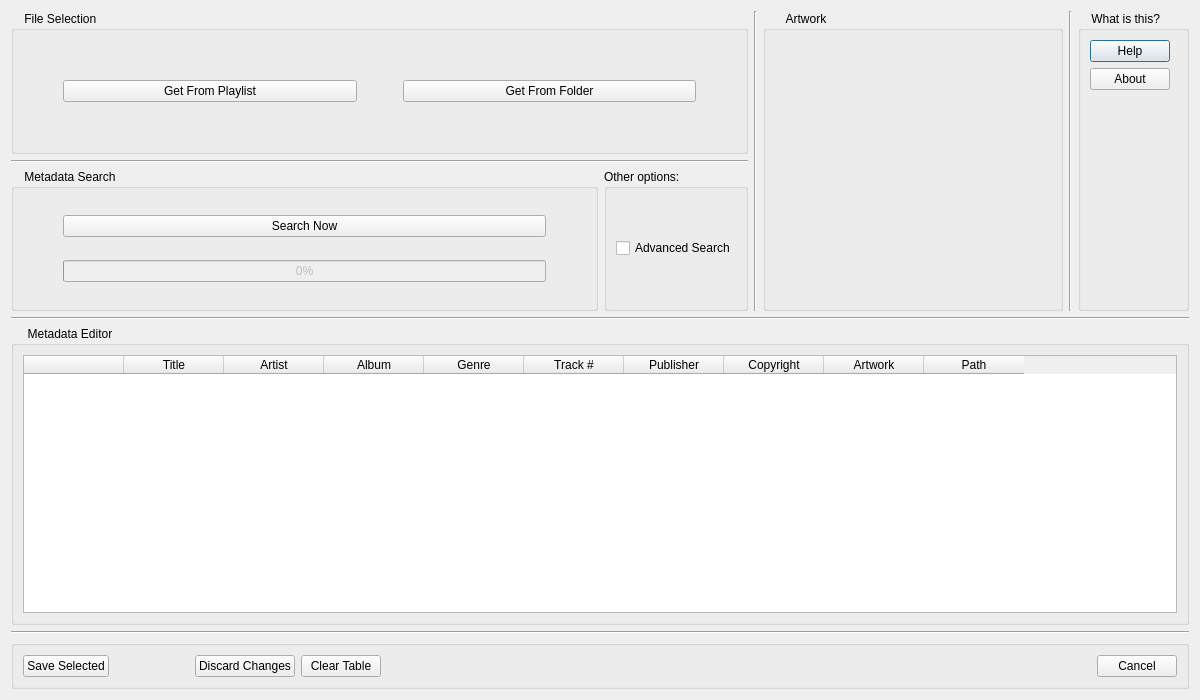
The window that modules/gui/qt/ui/extmetamanager.ui (ASantosVal/vlc) describes before a commit, drawn with Qt 5.
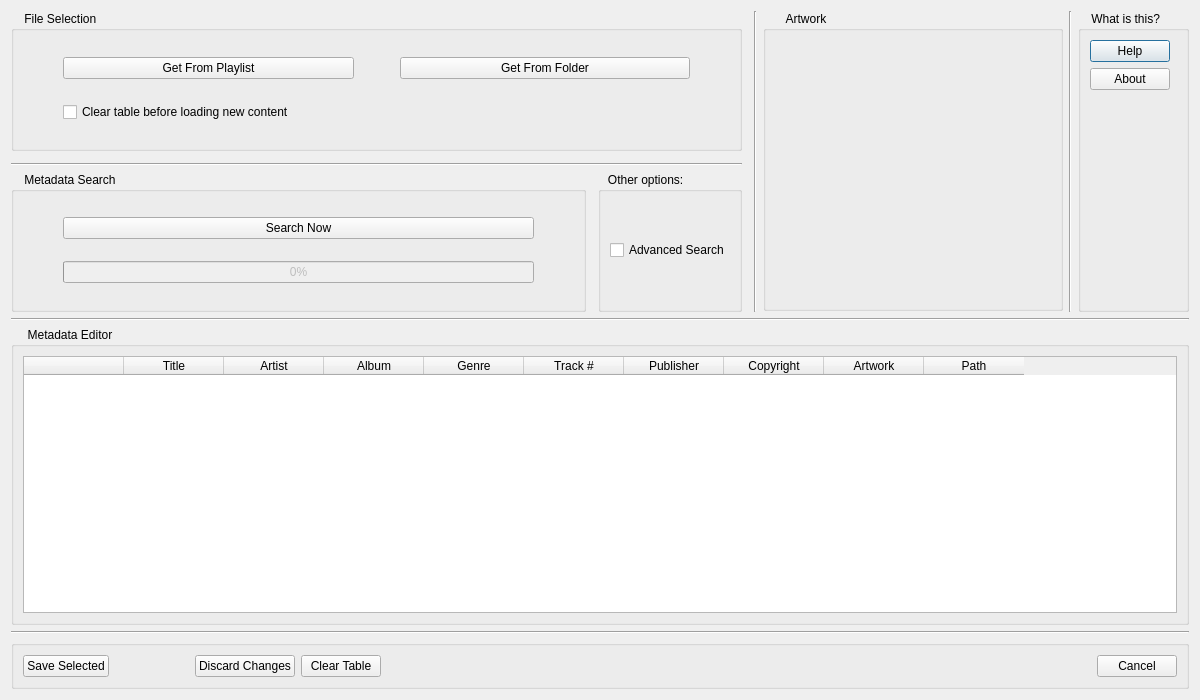
The same window after the commit.

Commit message: appending option added (with bugs)

```diff
--- a/modules/gui/qt/ui/extmetamanager.ui
+++ b/modules/gui/qt/ui/extmetamanager.ui
@@ -20,7 +20,7 @@
    <string>Dialog</string>
   </property>
   <layout class="QGridLayout" name="gridLayout">
-   <item row="4" column="0" colspan="6">
+   <item row="5" column="1" colspan="8">
     <widget class="QGroupBox" name="GroupBox_MetadataEditor">
      <property name="title">
       <string>     Metadata Editor</string>
@@ -83,14 +83,14 @@
      </layout>
     </widget>
    </item>
-   <item row="3" column="0" colspan="6">
+   <item row="4" column="1" colspan="8">
     <widget class="Line" name="line">
      <property name="orientation">
       <enum>Qt::Horizontal</enum>
      </property>
     </widget>
    </item>
-   <item row="0" column="5" rowspan="3">
+   <item row="0" column="8" rowspan="4">
     <widget class="QGroupBox" name="GroupBox_WhatIsThis">
      <property name="sizePolicy">
       <sizepolicy hsizetype="Fixed" vsizetype="Minimum">
@@ -144,14 +144,14 @@
      </layout>
     </widget>
    </item>
-   <item row="0" column="4" rowspan="3">
+   <item row="0" column="7" rowspan="4">
     <widget class="Line" name="line_5">
      <property name="orientation">
       <enum>Qt::Vertical</enum>
      </property>
     </widget>
    </item>
-   <item row="0" column="3" rowspan="3">
+   <item row="0" column="6" rowspan="4">
     <widget class="QGroupBox" name="GroupBox_Artwork">
      <property name="sizePolicy">
       <sizepolicy hsizetype="Fixed" vsizetype="Fixed">
@@ -175,8 +175,20 @@
      </layout>
     </widget>
    </item>
-   <item row="2" column="0">
+   <item row="3" column="1">
     <widget class="QGroupBox" name="GroupBox_OnlineSearch">
+     <property name="minimumSize">
+      <size>
+       <width>0</width>
+       <height>140</height>
+      </size>
+     </property>
+     <property name="maximumSize">
+      <size>
+       <width>16777215</width>
+       <height>140</height>
+      </size>
+     </property>
      <property name="title">
       <string>    Metadata Search</string>
      </property>
@@ -239,7 +251,7 @@
      </layout>
     </widget>
    </item>
-   <item row="6" column="0" colspan="6">
+   <item row="7" column="1" colspan="8">
     <widget class="QGroupBox" name="GroupBox_SetButtons">
      <property name="title">
       <string/>
@@ -305,7 +317,7 @@
      </layout>
     </widget>
    </item>
-   <item row="5" column="0" colspan="6">
+   <item row="6" column="1" colspan="8">
     <widget class="Line" name="line_4">
      <property name="sizePolicy">
       <sizepolicy hsizetype="Preferred" vsizetype="Fixed">
@@ -318,14 +330,14 @@
      </property>
     </widget>
    </item>
-   <item row="0" column="2" rowspan="3">
+   <item row="0" column="5" rowspan="4">
     <widget class="Line" name="line_3">
      <property name="orientation">
       <enum>Qt::Vertical</enum>
      </property>
     </widget>
    </item>
-   <item row="2" column="1">
+   <item row="3" column="3">
     <widget class="QGroupBox" name="GroupBox_SearchMethods">
      <property name="sizePolicy">
       <sizepolicy hsizetype="Minimum" vsizetype="Minimum">
@@ -334,7 +346,7 @@
       </sizepolicy>
      </property>
      <property name="title">
-      <string>Other options:</string>
+      <string>   Other options:</string>
      </property>
      <layout class="QVBoxLayout" name="verticalLayout">
       <item>
@@ -353,20 +365,32 @@
      </layout>
     </widget>
    </item>
-   <item row="1" column="0" colspan="2">
+   <item row="2" column="1" colspan="3">
     <widget class="Line" name="line_2">
      <property name="orientation">
       <enum>Qt::Horizontal</enum>
      </property>
     </widget>
    </item>
-   <item row="0" column="0" colspan="2">
+   <item row="0" column="1" colspan="3">
     <widget class="QGroupBox" name="GroupBox_FileSelection">
+     <property name="minimumSize">
+      <size>
+       <width>0</width>
+       <height>140</height>
+      </size>
+     </property>
+     <property name="maximumSize">
+      <size>
+       <width>16777215</width>
+       <height>140</height>
+      </size>
+     </property>
      <property name="title">
       <string>    File Selection</string>
      </property>
-     <layout class="QHBoxLayout" name="horizontalLayout">
-      <item>
+     <layout class="QGridLayout" name="gridLayout_6">
+      <item row="0" column="2">
        <spacer name="horizontalSpacer_4">
         <property name="orientation">
          <enum>Qt::Horizontal</enum>
@@ -379,7 +403,20 @@
         </property>
        </spacer>
       </item>
-      <item>
+      <item row="0" column="0">
+       <spacer name="horizontalSpacer_3">
+        <property name="orientation">
+         <enum>Qt::Horizontal</enum>
+        </property>
+        <property name="sizeHint" stdset="0">
+         <size>
+          <width>40</width>
+          <height>20</height>
+         </size>
+        </property>
+       </spacer>
+      </item>
+      <item row="0" column="1">
        <widget class="QPushButton" name="pushButton_getFromPlaylist">
         <property name="sizePolicy">
          <sizepolicy hsizetype="Preferred" vsizetype="Fixed">
@@ -392,8 +429,8 @@
         </property>
        </widget>
       </item>
-      <item>
-       <spacer name="horizontalSpacer_3">
+      <item row="0" column="4">
+       <spacer name="horizontalSpacer_5">
         <property name="orientation">
          <enum>Qt::Horizontal</enum>
         </property>
@@ -405,7 +442,7 @@
         </property>
        </spacer>
       </item>
-      <item>
+      <item row="0" column="3">
        <widget class="QPushButton" name="pushButton_getFromFolder">
         <property name="sizePolicy">
          <sizepolicy hsizetype="Minimum" vsizetype="Fixed">
@@ -418,18 +455,12 @@
         </property>
        </widget>
       </item>
-      <item>
-       <spacer name="horizontalSpacer_5">
-        <property name="orientation">
-         <enum>Qt::Horizontal</enum>
+      <item row="1" column="1">
+       <widget class="QCheckBox" name="checkBox_cleaTable">
+        <property name="text">
+         <string>Clear table before loading new content</string>
         </property>
-        <property name="sizeHint" stdset="0">
-         <size>
-          <width>40</width>
-          <height>20</height>
-         </size>
-        </property>
-       </spacer>
+       </widget>
       </item>
      </layout>
     </widget>
```
The commit also changes 2 other files.
